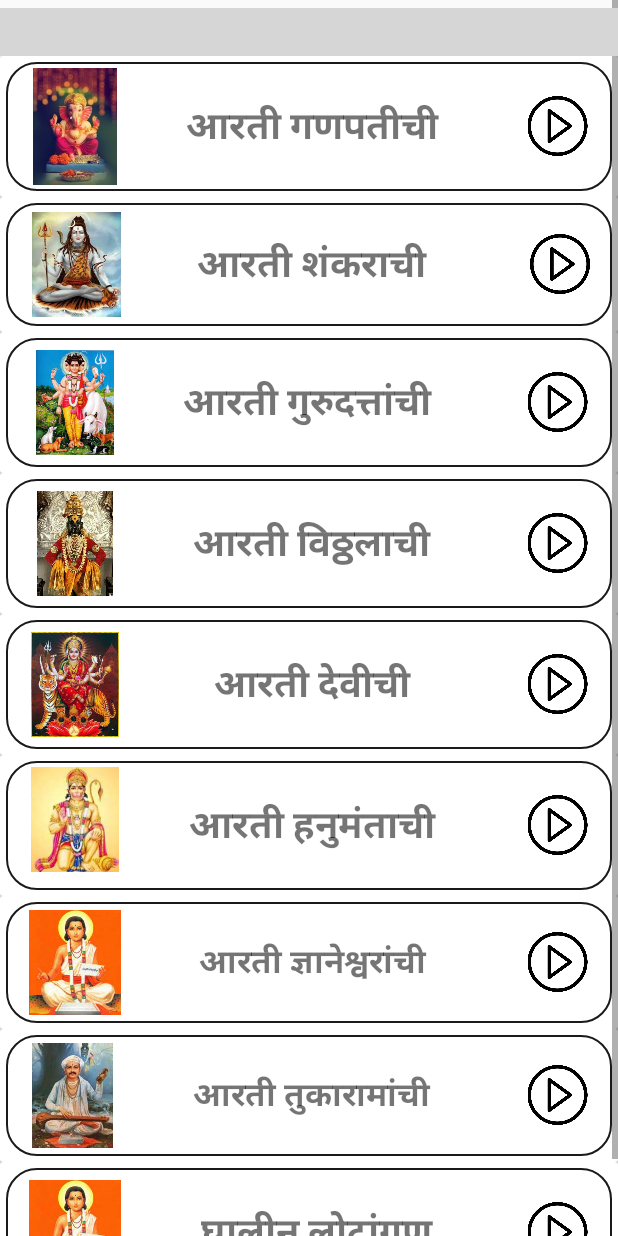
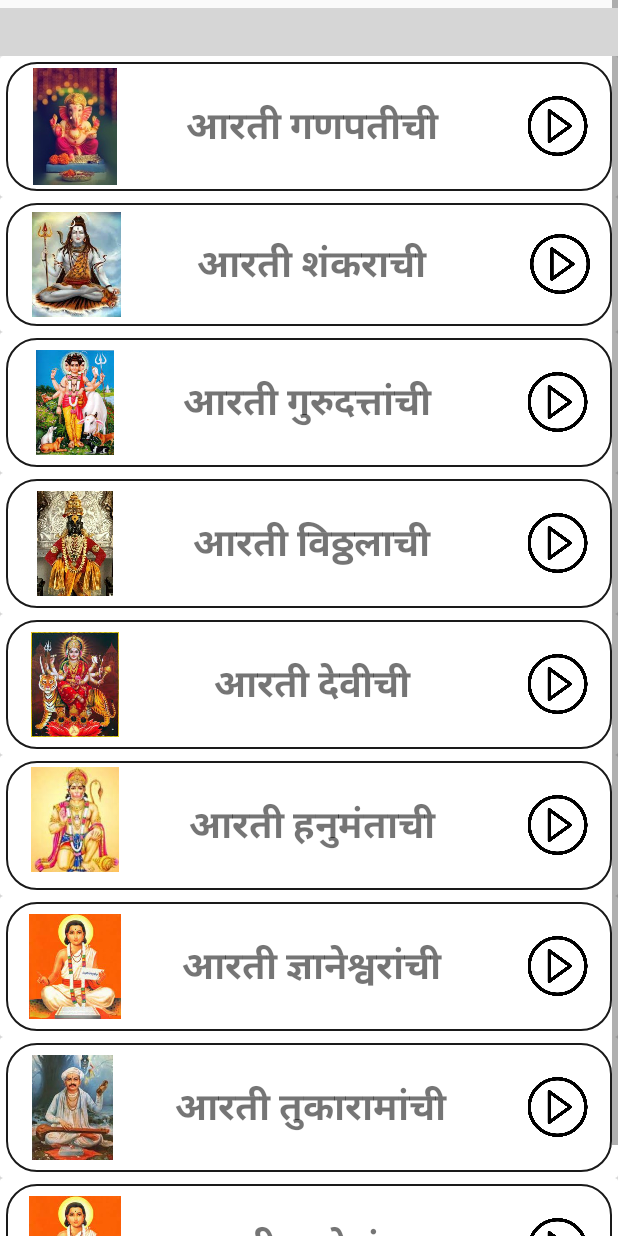
Before and after one commit to thoratharsh/MarathiArti, an Android app: the layout activity_main.xml on its own in the app's theme, with its tools: preview values and no code run, on a phone screen of 412 x 824 dp. Run offline under Robolectric (Android 15) with nearby library versions, the light colour scheme and no system bars; plain views replace Banner; grey boxes are pictures that could not be loaded.

Commit message:
ui bug fixes

```diff
--- a/app/src/main/res/layout/activity_main.xml
+++ b/app/src/main/res/layout/activity_main.xml
@@ -197,7 +197,7 @@
                             android:layout_width="0dp"
                             android:layout_height="wrap_content" android:id="@+id/textDnyaneshwar"
                             android:gravity="center_vertical|center_horizontal"
-                            android:textAlignment="gravity" android:textSize="22sp" android:textStyle="bold"
+                            android:textAlignment="gravity" android:textSize="25sp" android:textStyle="bold"
                             android:paddingTop="20dp" android:paddingBottom="20dp" android:layout_weight="4"/>
                     <ImageView
                             android:layout_width="0dp"
@@ -225,7 +225,7 @@
                             android:layout_width="0dp"
                             android:layout_height="wrap_content" android:id="@+id/textTukaram"
                             android:gravity="center_vertical|center_horizontal"
-                            android:textAlignment="gravity" android:textSize="22sp" android:textStyle="bold"
+                            android:textAlignment="gravity" android:textSize="25sp" android:textStyle="bold"
                             android:paddingTop="20dp" android:paddingBottom="20dp" android:layout_weight="4"/>
                     <ImageView
                             android:layout_width="0dp"
```
